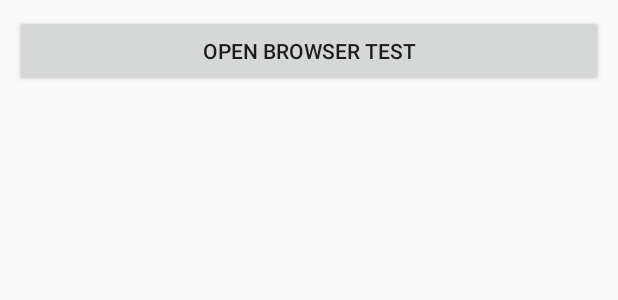
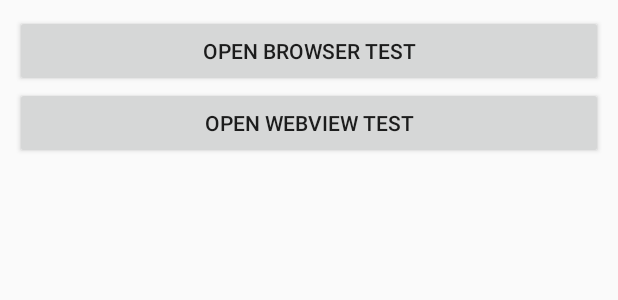
Before and after one commit to Urucas/AppiumTests, an Android app: the layout activity_main.xml on its own in the app's theme, with its tools: preview values and no code run, on a phone screen of 412 x 824 dp. Shown: the top 300 px of the screen. Run offline under Robolectric (Android 15) with nearby library versions, the phone set to English and light mode, and no system bars.

Commit message:
add webview test

```diff
--- a/android-app/AppiumTests/app/src/main/AndroidManifest.xml
+++ b/android-app/AppiumTests/app/src/main/AndroidManifest.xml
@@ -20,5 +20,9 @@
             android:name=".activities.OpenBrowserActivity"
             android:label="@string/app_name">
         </activity>
+        <activity
+            android:name=".activities.W"
+            android:label="@string/app_name">
+        </activity>
     </application>
 </manifest>
--- a/android-app/AppiumTests/app/src/main/res/layout/activity_main.xml
+++ b/android-app/AppiumTests/app/src/main/res/layout/activity_main.xml
@@ -20,6 +20,12 @@
                 android:text="Open Browser Test"
                 android:id="@+id/openBrowserBtt" />
 
+            <Button
+                android:layout_width="fill_parent"
+                android:layout_height="wrap_content"
+                android:text="Open WebView Test"
+                android:id="@+id/openWebviewBtt" />
+
         </LinearLayout>
 
     </ScrollView>
```
Also changed, not shown: android-app/AppiumTests/app/src/main/java/com/urucas/appiumtests/activities/MainActivity.java (+9 -0 lines), android-app/AppiumTests/app/src/main/java/com/urucas/appiumtests/activities/WebViewActivity.java (added, +42 -0 lines), android-app/AppiumTests/app/src/main/res/layout/activity_webview.xml (added, +12 -0 lines).
